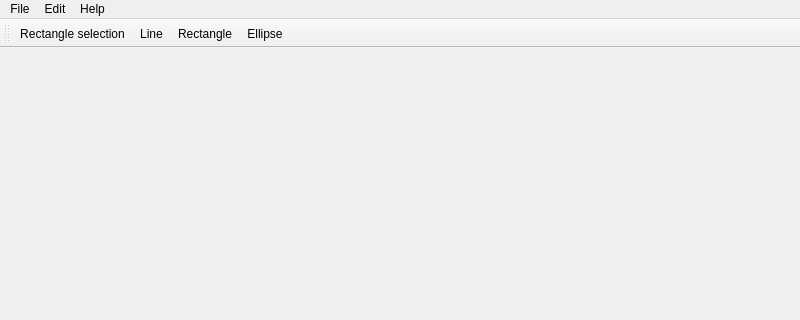
Old version of the form mainwindow.ui in the repository nguray/CppQtSpriteEditor; both pictures show x 0 to 800 and y 0 to 320 of the 800 by 600 pixel window.
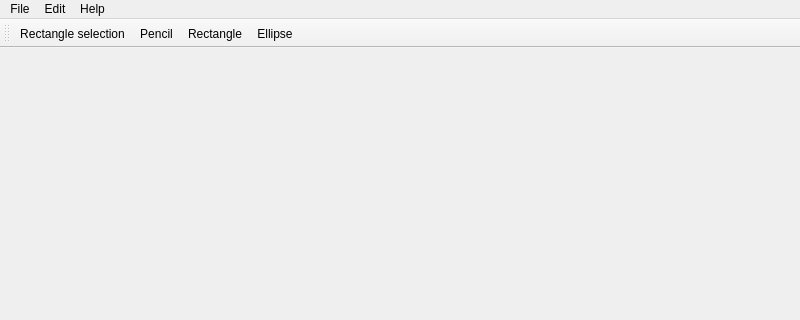
New version of the form. Icons and pictures are not drawn.

Commit message: Connect Edit Menu actions triggers

Patch:
```diff
--- a/mainwindow.ui
+++ b/mainwindow.ui
@@ -102,7 +102,7 @@
     <bool>false</bool>
    </attribute>
    <addaction name="actionSelection_rect"/>
-   <addaction name="actionLine"/>
+   <addaction name="actionPencil"/>
    <addaction name="actionRectangle"/>
    <addaction name="actionEllipse"/>
   </widget>
@@ -131,7 +131,7 @@
     <string>Quit</string>
    </property>
   </action>
-  <action name="actionLine">
+  <action name="actionPencil">
    <property name="checkable">
     <bool>true</bool>
    </property>
@@ -140,10 +140,10 @@
      <normaloff>:/icons/layer-shape-polyline.png</normaloff>:/icons/layer-shape-polyline.png</iconset>
    </property>
    <property name="text">
-    <string>Line</string>
+    <string>Pencil</string>
    </property>
    <property name="toolTip">
-    <string>Draw Line</string>
+    <string>Pencil</string>
    </property>
    <property name="menuRole">
     <enum>QAction::MenuRole::NoRole</enum>
```
The commit also changes 52 other files.
